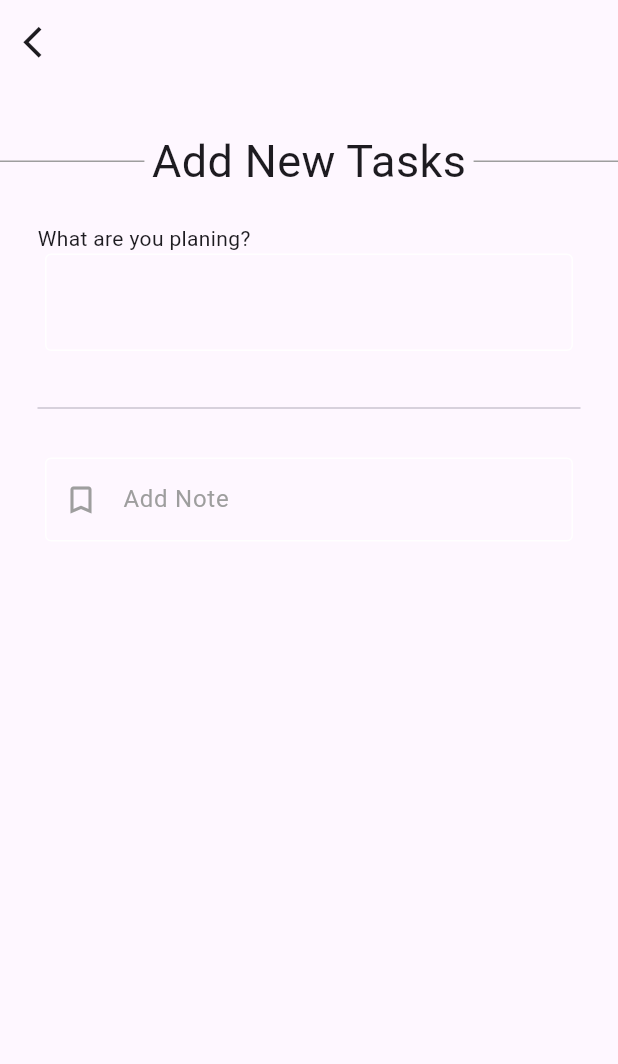
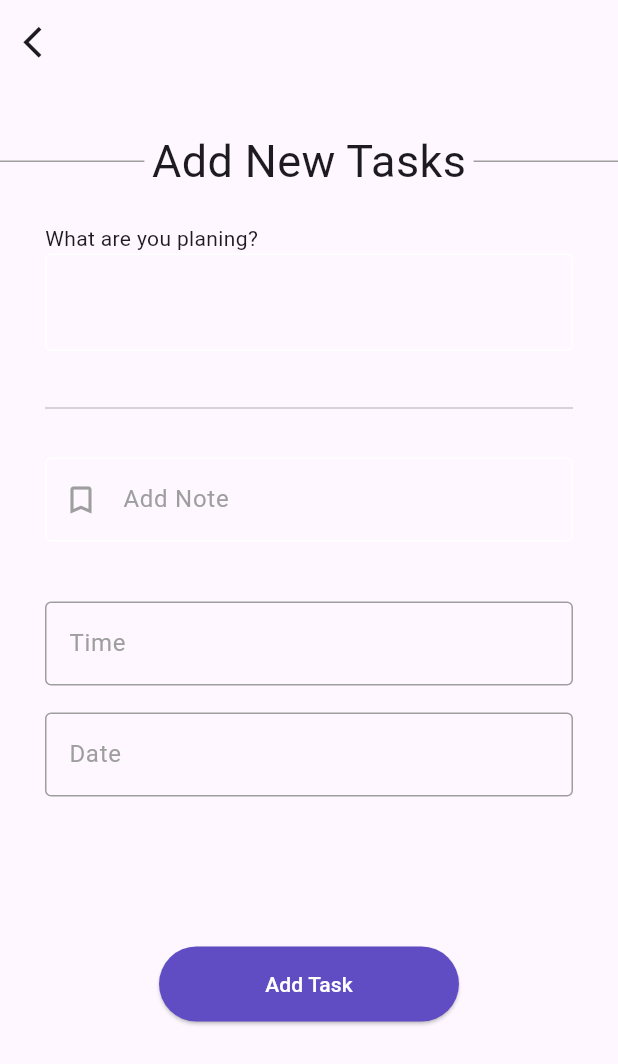
Before and after one commit to AbiyaLS/todo, a Flutter app: the screen it shows after launch, on a phone screen of 412 x 824 dp. Shown: the top 1064 px of the screen. Run offline on Flutter 3.47's test engine with Material 3 defaults, Android fonts, the phone set to English and light mode, and no system bars.

Commit message:
changes in UI

```diff
--- a/lib/pages/add_todotile.dart
+++ b/lib/pages/add_todotile.dart
@@ -20,6 +20,7 @@ class newTodotile extends StatelessWidget {
       ),
       body: Column(
         crossAxisAlignment: CrossAxisAlignment.start,
+        // mainAxisAlignment: MainAxisAlignment.start,
         children: [
           SizedBox(height: 30),
           textSection(
@@ -29,10 +30,11 @@ class newTodotile extends StatelessWidget {
             height: 20,
           ),
           Padding(
-            padding: const EdgeInsets.symmetric(horizontal: 25),
+            padding: const EdgeInsets.symmetric(horizontal: 30),
             child: Text("What are you planing?"),
           ),
-          customTextfield(
+          CustomTextField(
+            borderColor: Colors.white,
             fontSize: 30,
             contentPadding:
                 EdgeInsets.symmetric(vertical: 10.0, horizontal: 12.0),
@@ -41,16 +43,52 @@ class newTodotile extends StatelessWidget {
             height: 30,
           ),
           Padding(
-            padding: const EdgeInsets.symmetric(horizontal: 25),
+            padding: const EdgeInsets.symmetric(horizontal: 30),
             child: Divider(),
           ),
           SizedBox(height: 25),
-          customTextfield(
+          CustomTextField(
+              borderColor: Colors.white,
               hintText: "Add Note",
               prefixIcons: Icon(
                 Icons.bookmark_border,
                 color: Colors.grey[500],
-              ))
+              )),
+          SizedBox(
+            height: 40,
+          ),
+          CustomTextField(
+            hintText: "Time",
+            borderColor: Colors.grey,
+          ),
+          SizedBox(
+            height: 18,
+          ),
+          CustomTextField(
+            hintText: "Date",
+            borderColor: Colors.grey,
+          ),
+          SizedBox(
+            height: 100,
+          ),
+          Center(
+            child: Container(
+              height: 50,
+              width: 200,
+              child: ElevatedButton(
+                style: ButtonStyle(
+                  backgroundColor: MaterialStateProperty.all(
+                    Color(0xFF604CC3),
+                  ),
+                ),
+                onPressed: () {},
+                child: Text(
+                  "Add Task",
+                  style: TextStyle(color: Colors.white),
+                ),
+              ),
+            ),
+          )
         ],
       ),
     );
--- a/lib/widgets/textfield_todotile.dart
+++ b/lib/widgets/textfield_todotile.dart
@@ -1,16 +1,19 @@
 import 'package:flutter/material.dart';
 
-class customTextfield extends StatelessWidget {
+class CustomTextField extends StatelessWidget {
   final String? hintText;
   final Icon? prefixIcons;
   final double? fontSize;
   final EdgeInsets? contentPadding;
+  final Color borderColor;
 
-  const customTextfield({super.key,
+  const CustomTextField({
+    super.key,
     this.hintText,
     this.prefixIcons,
     this.fontSize,
-  this.contentPadding,
+    this.contentPadding,
+    this.borderColor = Colors.white,
   });
 
   @override
@@ -23,15 +26,13 @@ class customTextfield extends StatelessWidget {
           hintText: hintText,
           hintStyle: TextStyle(color: Colors.grey[500]),
           prefixIcon: prefixIcons,
-          enabledBorder: const OutlineInputBorder(
-            borderSide: BorderSide(color: Colors.white),
+          enabledBorder: OutlineInputBorder(
+            borderSide: BorderSide(color: borderColor),
           ),
-          focusedBorder: const OutlineInputBorder(
-            borderSide: BorderSide(color: Colors.white),
-
-
+          focusedBorder: OutlineInputBorder(
+            borderSide: BorderSide(color: borderColor),
           ),
-          contentPadding: contentPadding
+          contentPadding: contentPadding,
         ),
       ),
     );
```
